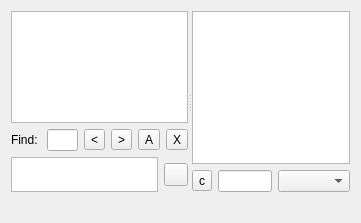
This is eiskaltdcpp/ui/HubFrame.ui in eiskaltdcpp/eiskaltdcpp as Qt 5 draws it before an edit. The edited form follows.
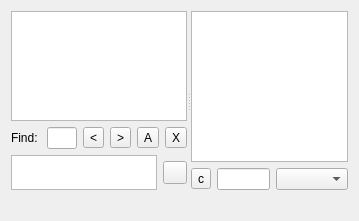
This is the edited form.

What changed in the file:
```diff
--- a/eiskaltdcpp/ui/HubFrame.ui
+++ b/eiskaltdcpp/ui/HubFrame.ui
@@ -6,8 +6,8 @@
    <rect>
     <x>0</x>
     <y>0</y>
-    <width>361</width>
-    <height>223</height>
+    <width>359</width>
+    <height>221</height>
    </rect>
   </property>
   <property name="windowTitle">
```
Left out of the diff: 14 changed lines with no effect on the pictures.
